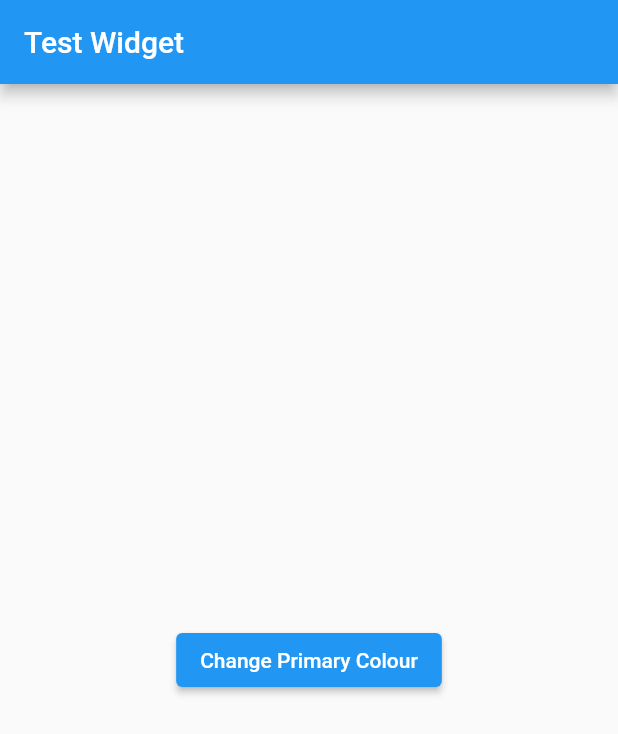
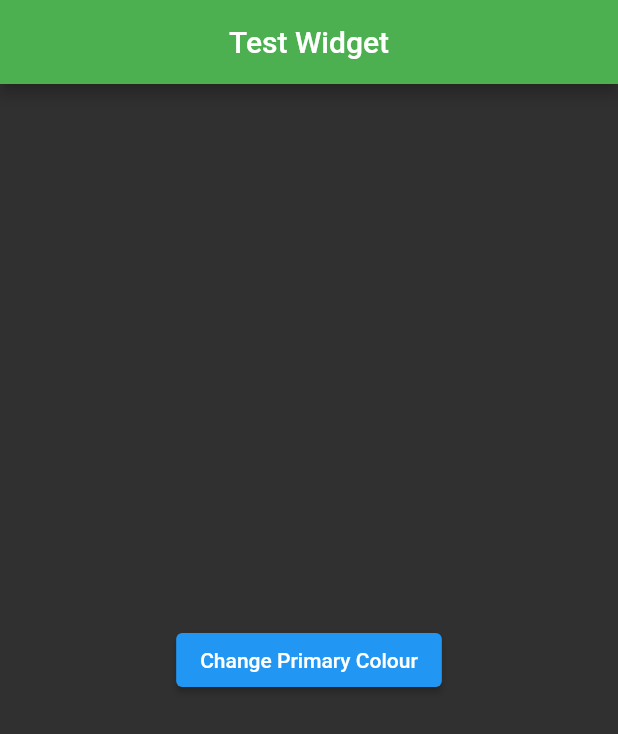
Before and after one commit to HadyMash/Releaf, a Flutter app: the screen it shows after launch, after a tap on "Change Primary Colour", on a phone screen of 412 x 824 dp. Shown: the top 734 px of the screen. Run offline on Flutter 3.47's test engine with Material 2 defaults, Android fonts, the phone set to English and light mode, and no system bars.

Commit message:
added theme to test widget, currentTheme is still not set automatically

```diff
--- a/lib/main.dart
+++ b/lib/main.dart
@@ -9,20 +9,31 @@ void main() {
         providers: [
           ChangeNotifierProvider(
             create: (_) => AppTheme(
+              currentTheme: ThemeBase(
+                primary: Colors.green,
+                secondary: Colors.lightGreen[400],
+                accent: Colors.greenAccent,
+                backgroundColor: Colors.white,
+                heading: TextStyle(),
+                body: TextStyle(),
+              ),
               lightTheme: ThemeBase(
                 primary: Colors.green,
                 secondary: Colors.lightGreen[400],
                 accent: Colors.greenAccent,
+                backgroundColor: Colors.white,
                 heading: TextStyle(),
                 body: TextStyle(),
               ),
               darkTheme: ThemeBase(
-                  primary: Colors.green,
-                  secondary: Colors.lightGreen[400],
+                primary: Colors.lightGreen[400],
+                secondary: Colors.green,
                 accent: Colors.greenAccent,
+                backgroundColor: Colors.grey[850],
                 heading: TextStyle(),
                 body: TextStyle(),
-                )),
+              ),
+            ),
             lazy: false,
           ),
         ],
--- a/lib/shared/const/app_theme.dart
+++ b/lib/shared/const/app_theme.dart
@@ -6,6 +6,7 @@ class ThemeBase {
   Color? primary;
   Color? secondary;
   Color? accent;
+  Color? backgroundColor;
   TextStyle heading;
   TextStyle body;
 
@@ -13,30 +14,52 @@ class ThemeBase {
     required this.primary,
     required this.secondary,
     required this.accent,
+    required this.backgroundColor,
     required this.heading,
     required this.body,
   });
 }
 
 class AppTheme with ChangeNotifier {
-  late ThemeBase theme;
+  ThemeBase currentTheme;
   ThemeBase lightTheme;
   ThemeBase darkTheme;
 
-  AppTheme({required this.lightTheme, required this.darkTheme});
+  AppTheme({
+    required this.currentTheme,
+    required this.lightTheme,
+    required this.darkTheme,
+  });
+
+  void toggleTheme() {
+    if (currentTheme.backgroundColor == lightTheme.backgroundColor) {
+      currentTheme = darkTheme;
+    } else if (currentTheme.backgroundColor == darkTheme.backgroundColor) {
+      currentTheme = lightTheme;
+    }
+    notifyListeners();
+  }
 }
 
 class TestWidget extends StatelessWidget {
   @override
   Widget build(BuildContext context) {
+    final AppTheme theme = Provider.of<AppTheme>(context);
+
     return Scaffold(
+      backgroundColor: theme.currentTheme.backgroundColor,
       appBar: AppBar(
         title: Text('Test Widget'),
+        centerTitle: true,
+        backgroundColor: theme.currentTheme.secondary,
       ),
       body: Center(
         child: ElevatedButton(
           child: Text('Change Primary Colour'),
-          onPressed: () {},
+          onPressed: () {
+            theme.toggleTheme();
+            print('toggling theme');
+          },
         ),
       ),
     );
```
Lines whose indentation alone changed are shown as unchanged.
